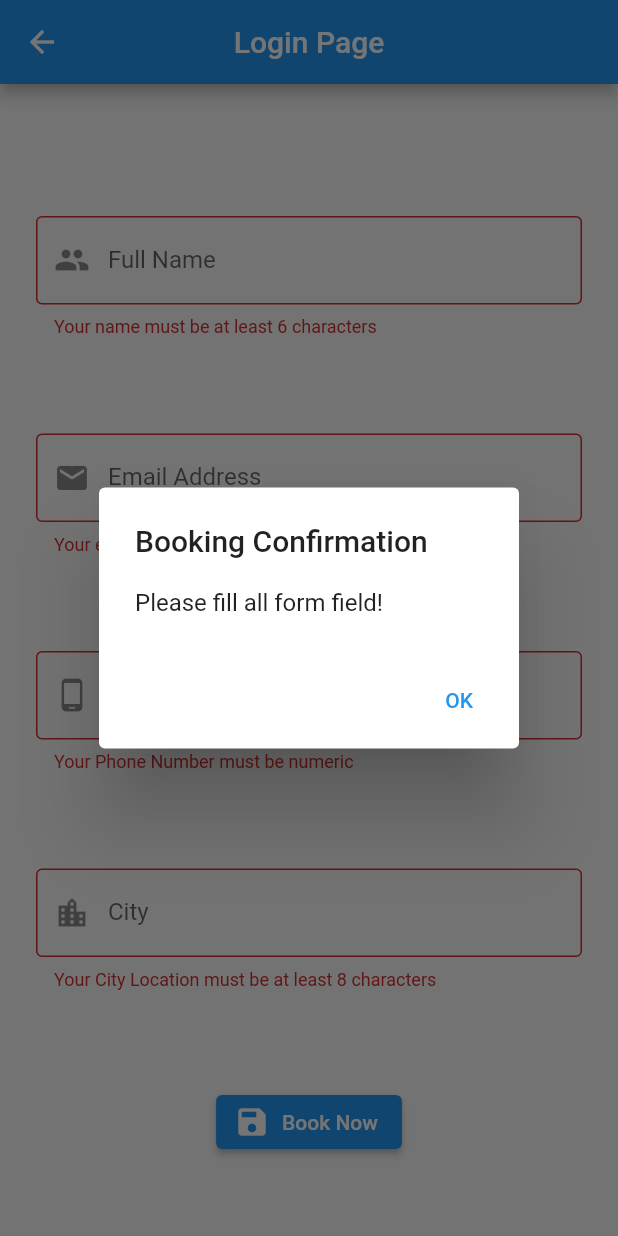
After one commit to SumahanZ/DEPDAssigment, a Flutter app: the LoginPage screen opened by its route, after a tap on "Book Now", on a phone screen of 412 x 824 dp. The commit adds this screen. Run offline on Flutter 3.47's test engine with Material 2 defaults, Android fonts, the phone set to English and light mode, and no system bars; our stand-ins replace email_validator; missing offline and left inert: favorite_button.

Commit message:
Updated for Assignment 2

```diff
--- a/lib/details.dart
+++ b/lib/details.dart
@@ -1,5 +1,6 @@
 import 'package:flutter/material.dart';
 import 'package:favorite_button/favorite_button.dart';
+import 'login.dart';
 
 class DetailsPage extends StatefulWidget {
   const DetailsPage({super.key});
@@ -18,6 +19,14 @@ class _DetailsPageState extends State<DetailsPage> {
     const rowImage4 = 'assets/row4.jpg';
     return Scaffold(
       backgroundColor: Colors.red,
+      floatingActionButton: FloatingActionButton.extended(
+        onPressed: () {
+          Navigator.pushNamed(context, "/login");
+        },
+        label: Text("Book Now"),
+        icon: Icon(Icons.add),
+
+      ),
       appBar: AppBar(
         title: const Text("Mission 1",
             style: TextStyle(
--- /dev/null
+++ b/lib/login.dart
@@ -0,0 +1,208 @@
+import 'package:flutter/material.dart';
+import 'package:email_validator/email_validator.dart';
+
+class LoginPage extends StatefulWidget {
+  const LoginPage({super.key});
+
+  @override
+  State<LoginPage> createState() => _LoginPageState();
+}
+
+class _LoginPageState extends State<LoginPage> {
+  //dapat value dari sini
+  List inputTexts = [];
+  @override
+  void initState() {
+    super.initState();
+  }
+
+  //setiap widget yang dipake harus ada controllernya untuk melakukan validasi
+  //dan mengambil value dari field tersebut
+  final controllerEmail = TextEditingController();
+  final controllerName = TextEditingController();
+  final controllerPhone = TextEditingController();
+  final controllerCity = TextEditingController();
+  final _formKey = GlobalKey<FormState>();
+  String inputName = "";
+  String inputEmail = "";
+  String inputPhone = "";
+  String inputCity = "";
+  bool isHide = true;
+
+  @override
+  void dispose() {
+    controllerEmail.dispose();
+    controllerName.dispose();
+    controllerPhone.dispose();
+    controllerCity.dispose();
+    super.dispose();
+  }
+
+  //for validating if phone number is numeric or not
+  //if int.tryparse value is a string it will return null
+  bool isNumeric(String value) {
+    return (int.tryParse(value) == null) ? false : true;
+  }
+
+  void disposeshowAlertDialogSuccess(BuildContext context) {
+    // set up the button
+    Widget okButton = TextButton(
+      child: const Text("OK"),
+      onPressed: () {
+        Navigator.of(context)
+            .pushNamedAndRemoveUntil('/', (Route<dynamic> route) => false);
+      },
+    );
+
+    // set up the AlertDialog
+    AlertDialog alert = AlertDialog(
+      title: const Text("Booking Confirmation"),
+      content: Text(
+          "Name: $inputName\nEmail: $inputEmail\nPhone: $inputPhone\nCity: $inputCity"),
+      actions: [
+        okButton,
+      ],
+    );
+
+    // show the dialog
+    showDialog(
+      context: context,
+      builder: (BuildContext context) {
+        return alert;
+      },
+    );
+  }
+
+  void disposeshowAlertDialogFailure(BuildContext context) {
+    // set up the button
+    Widget okButton = TextButton(
+      child: const Text("OK"),
+      onPressed: () {
+        Navigator.pop(context);
+      },
+    );
+
+    // set up the AlertDialog
+    AlertDialog alert = AlertDialog(
+      title: Text("Booking Confirmation"),
+      content: Text("Please fill all form field!"),
+      actions: [
+        okButton,
+      ],
+    );
+
+    // show the dialog
+    showDialog(
+      context: context,
+      builder: (BuildContext context) {
+        return alert;
+      },
+    );
+  }
+
+  @override
+  Widget build(BuildContext context) {
+    return Scaffold(
+        appBar: AppBar(
+          title: const Text("Login Page"),
+          centerTitle: true,
+        ),
+        body: Container(
+          padding: const EdgeInsets.all(24),
+          child: SingleChildScrollView(
+            child: Form(
+              //Key untuk mengecek jika semua field sudah tervalidasi dan terisi
+              key: _formKey,
+              child: Column(
+                //singlescrollview
+                children: <Widget>[
+                  const SizedBox(height: 64),
+                  TextFormField(
+                    keyboardType: TextInputType.text,
+                    decoration: const InputDecoration(
+                      border: OutlineInputBorder(),
+                      labelText: "Full Name",
+                      prefixIcon: Icon(Icons.people),
+                    ),
+                    controller: controllerName,
+                    autovalidateMode: AutovalidateMode.onUserInteraction,
+                    validator: (value) {
+                      return (value.toString().length <= 6)
+                          ? "Your name must be at least 6 characters"
+                          : null;
+                    },
+                  ),
+                  const SizedBox(height: 64),
+                  TextFormField(
+                    keyboardType: TextInputType.emailAddress,
+                    decoration: const InputDecoration(
+                      border: OutlineInputBorder(),
+                      labelText: "Email Address",
+                      prefixIcon: Icon(Icons.email),
+                    ),
+                    //controller is used if you want put text in different fields
+                    controller: controllerEmail,
+                    autovalidateMode: AutovalidateMode.onUserInteraction,
+                    validator: (value) {
+                      return !EmailValidator.validate(value!)
+                          ? "Your email is not valid"
+                          : null;
+                    },
+                  ),
+                  const SizedBox(height: 64),
+                  TextFormField(
+                    obscureText: false,
+                    keyboardType: TextInputType.number,
+                    decoration: const InputDecoration(
+                      border: OutlineInputBorder(),
+                      labelText: "Phone Number",
+                      prefixIcon: Icon(Icons.phone_android),
+                    ),
+                    controller: controllerPhone,
+                    autovalidateMode: AutovalidateMode.onUserInteraction,
+                    validator: (value) {
+                      return (!isNumeric(value.toString()))
+                          ? "Your Phone Number must be numeric"
+                          : null;
+                    },
+                  ),
+                  const SizedBox(height: 64),
+                  TextFormField(
+                    obscureText: false,
+                    keyboardType: TextInputType.text,
+                    decoration: const InputDecoration(
+                      border: OutlineInputBorder(),
+                      labelText: "City",
+                      prefixIcon: Icon(Icons.location_city),
+                    ),
+                    controller: controllerCity,
+                    autovalidateMode: AutovalidateMode.onUserInteraction,
+                    validator: (value) {
+                      return (value.toString().length < 4)
+                          ? "Your City Location must be at least 8 characters"
+                          : null;
+                    },
+                  ),
+                  const SizedBox(height: 64),
+                  ElevatedButton.icon(
+                    icon: const Icon(Icons.save),
+                    label: const Text("Book Now"),
+                    onPressed: () {
+                      if (_formKey.currentState!.validate()) {
+                        inputName = controllerName.text;
+                        inputEmail = controllerEmail.text;
+                        inputPhone = controllerPhone.text.toString();
+                        inputCity = controllerCity.text.toString();
+                        disposeshowAlertDialogSuccess(context);
+                      } else {
+                        disposeshowAlertDialogFailure(context);
+                      }
+                    },
+                  )
+                ],
+              ),
+            ),
+          ),
+        ));
+  }
+}
--- a/lib/main.dart
+++ b/lib/main.dart
@@ -1,6 +1,6 @@
 import 'package:flutter/material.dart';
 import 'details.dart';
-import 'package:favorite_button/favorite_button.dart';
+import 'login.dart';
 
 void main() {
   runApp(const MyNewApp());
@@ -12,6 +12,10 @@ class MyNewApp extends StatelessWidget {
   @override
   Widget build(BuildContext context) {
     return MaterialApp(
-      home: DetailsPage());
+      initialRoute: "/",
+      routes: {
+        "/": (context) => const DetailsPage(),
+        "/login": (context) => const LoginPage(),
+      });
   }
 }
--- a/pubspec.yaml
+++ b/pubspec.yaml
@@ -31,13 +31,9 @@ environment:
 dependencies:
   flutter:
     sdk: flutter
-
   favorite_button: ^0.0.4
-
-
-  # The following adds the Cupertino Icons font to your application.
-  # Use with the CupertinoIcons class for iOS style icons.
   cupertino_icons: ^1.0.2
+  email_validator: ^2.1.17
 
 dev_dependencies:
   flutter_test:
```
Also changed, not shown: pubspec.lock.
